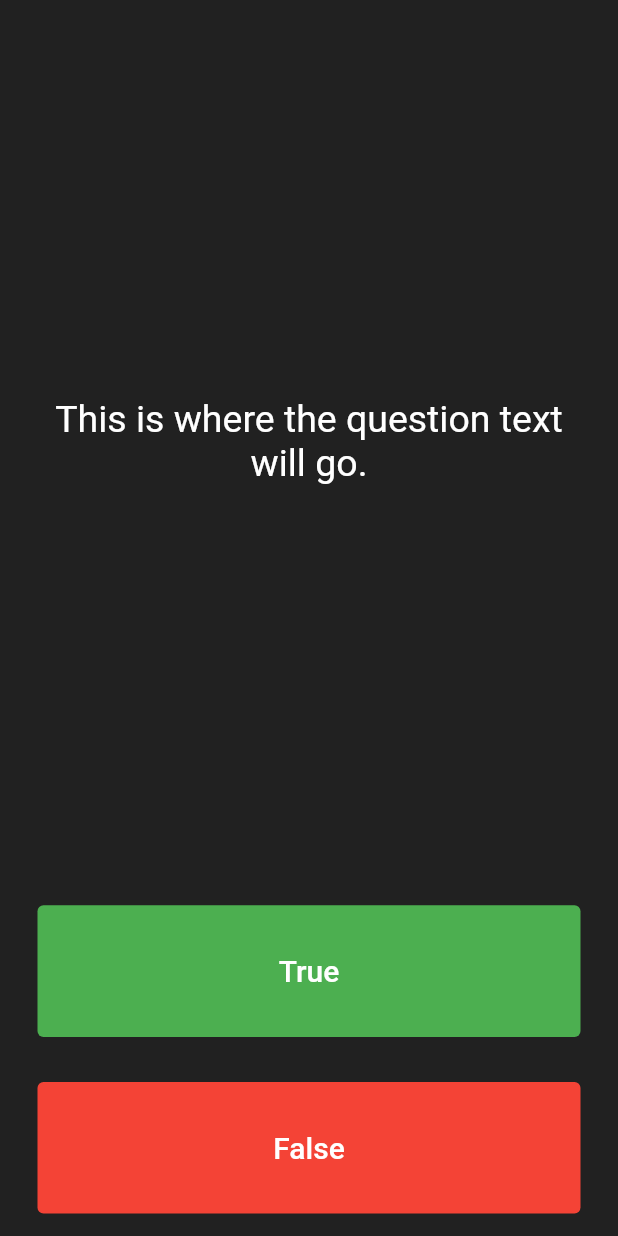
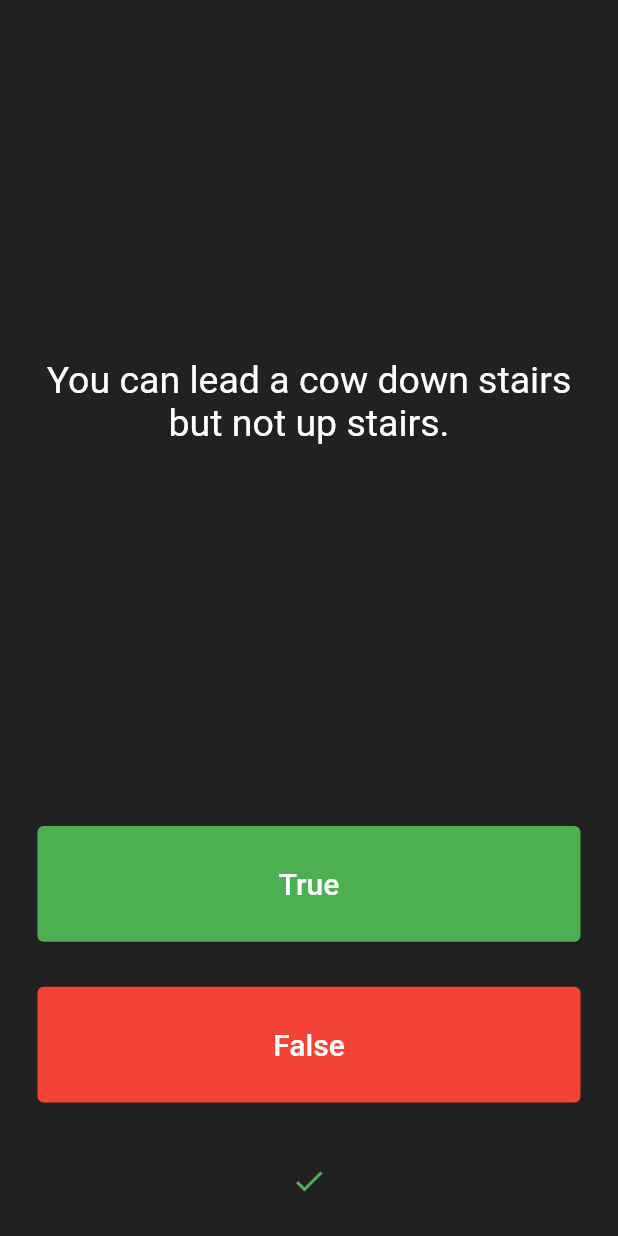
Before and after one commit to Focus-LuisSiliezar/quizzler, a Flutter app: the screen it shows after launch, after a tap on "True", on a phone screen of 412 x 824 dp. Run offline on Flutter 3.47's test engine with Material 2 defaults, Android fonts, the phone set to English and light mode, and no system bars.

Commit message:
Quiz App

```diff
--- a/lib/main.dart
+++ b/lib/main.dart
@@ -1,4 +1,6 @@
 import 'package:flutter/material.dart';
+import 'package:quizzler/questions.dart';
+import 'package:quizzler/quiz_brain.dart';
 
 void main() => runApp(const Quizzler());
 
@@ -30,21 +32,52 @@ class QuizPage extends StatefulWidget {
 }
 
 class _QuizPageState extends State<QuizPage> {
+  List<Icon> scorekeeper = [];
+  // List<String> questions = [
+  //   'You can lead a cow down stairs but not up stairs.',
+  //   'Approximately one quarter of human bones are in the feet.',
+  //   'A slug\'s blood is green.',
+  // ];
+  // List<bool> answers = [false, true, true];
+  QuizBrain quizBrain = QuizBrain();
+  void checkAnswer(bool userPickedAnswer) {
+    bool correctAnswer = quizBrain.getCorrectAnswer();
+    if (scorekeeper.length >= quizBrain.getListTotal()) {
+    } else {
+      if (userPickedAnswer == correctAnswer) {
+        scorekeeper.add(const Icon(
+          Icons.check,
+          color: Colors.green,
+        ));
+      } else {
+        scorekeeper.add(const Icon(
+          Icons.close,
+          color: Colors.red,
+        ));
+      }
+    }
+
+    setState(() {
+      quizBrain.nextQuestion();
+      // scorekeeper.add(const Icon(Icons.close, color: Colors.red));
+    });
+  }
+
   @override
   Widget build(BuildContext context) {
     return Column(
       mainAxisAlignment: MainAxisAlignment.spaceBetween,
       crossAxisAlignment: CrossAxisAlignment.stretch,
       children: <Widget>[
-        const Expanded(
+        Expanded(
           flex: 5,
           child: Padding(
-            padding: EdgeInsets.all(10.0),
+            padding: const EdgeInsets.all(10.0),
             child: Center(
               child: Text(
-                'This is where the question text will go.',
+                quizBrain.getQuestionText(),
                 textAlign: TextAlign.center,
-                style: TextStyle(
+                style: const TextStyle(
                   fontSize: 25.0,
                   color: Colors.white,
                 ),
@@ -66,7 +99,7 @@ class _QuizPageState extends State<QuizPage> {
                 ),
               ),
               onPressed: () {
-                //The user picked true.
+                checkAnswer(true);
               },
             ),
           ),
@@ -85,12 +118,22 @@ class _QuizPageState extends State<QuizPage> {
                 ),
               ),
               onPressed: () {
-                //The user picked false.
+                checkAnswer(false);
               },
             ),
           ),
         ),
         //TODO: Add a Row here as your score keeper
+        Padding(
+          padding: const EdgeInsets.symmetric(vertical: 25),
+          child: SizedBox(
+            width: MediaQuery.of(context).size.width,
+            child: Row(
+                crossAxisAlignment: CrossAxisAlignment.center,
+                mainAxisAlignment: MainAxisAlignment.center,
+                children: scorekeeper),
+          ),
+        ),
       ],
     );
   }
--- /dev/null
+++ b/lib/questions.dart
@@ -0,0 +1,5 @@
+class Question {
+  String questionText;
+  bool questionAnswer;
+  Question(this.questionText, this.questionAnswer);
+}
--- /dev/null
+++ b/lib/quiz_brain.dart
@@ -0,0 +1,60 @@
+import 'package:flutter/material.dart';
+import 'package:quizzler/questions.dart';
+
+class QuizBrain {
+  int _questionNumber = 0;
+  final List<Question> _questionBank = [
+    Question('Some cats are actually allergic to humans', true),
+    Question('You can lead a cow down stairs but not up stairs.', false),
+    Question('Approximately one quarter of human bones are in the feet.', true),
+    Question('A slug\'s blood is green.', true),
+    Question('Buzz Aldrin\'s mother\'s maiden name was \"Moon\".', true),
+    Question('It is illegal to pee in the Ocean in Portugal.', true),
+    Question(
+        'No piece of square dry paper can be folded in half more than 7 times.',
+        false),
+    Question(
+        'In London, UK, if you happen to die in the House of Parliament, you are technically entitled to a state funeral, because the building is considered too sacred a place.',
+        true),
+    Question(
+        'The loudest sound produced by any animal is 188 decibels. That animal is the African Elephant.',
+        false),
+    Question(
+        'The total surface area of two human lungs is approximately 70 square metres.',
+        true),
+    Question('Google was originally called \"Backrub\".', true),
+    Question(
+        'Chocolate affects a dog\'s heart and nervous system; a few ounces are enough to kill a small dog.',
+        true),
+    Question(
+        'In West Virginia, USA, if you accidentally hit an animal with your car, you are free to take it home to eat.',
+        true),
+  ];
+
+  void nextQuestion() {
+    if (_questionNumber < _questionBank.length - 1) {
+      _questionNumber++;
+      print(_questionNumber);
+    }
+  }
+
+  String getQuestionText() {
+    return _questionBank[_questionNumber].questionText;
+  }
+
+  bool getCorrectAnswer() {
+    return _questionBank[_questionNumber].questionAnswer;
+  }
+
+  int getListTotal() {
+    return _questionBank.length;
+  }
+
+  bool isListLimit(userClickTotal) {
+    if (_questionBank.length >= userClickTotal) {
+      return true;
+    } else {
+      return false;
+    }
+  }
+}
```
